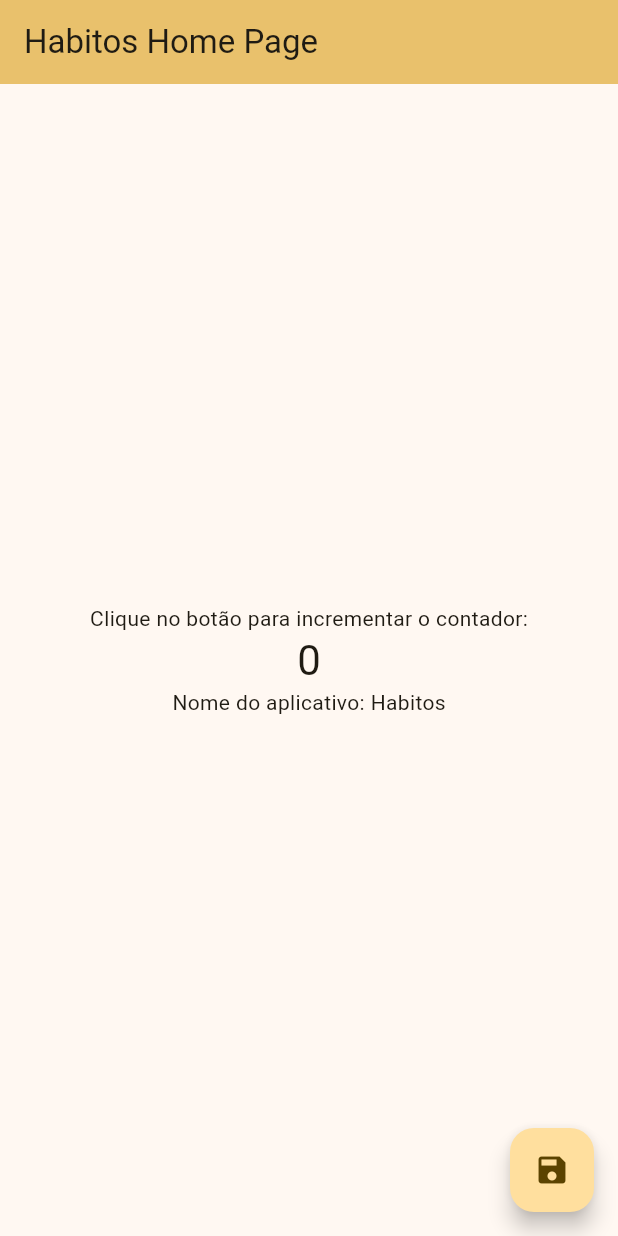
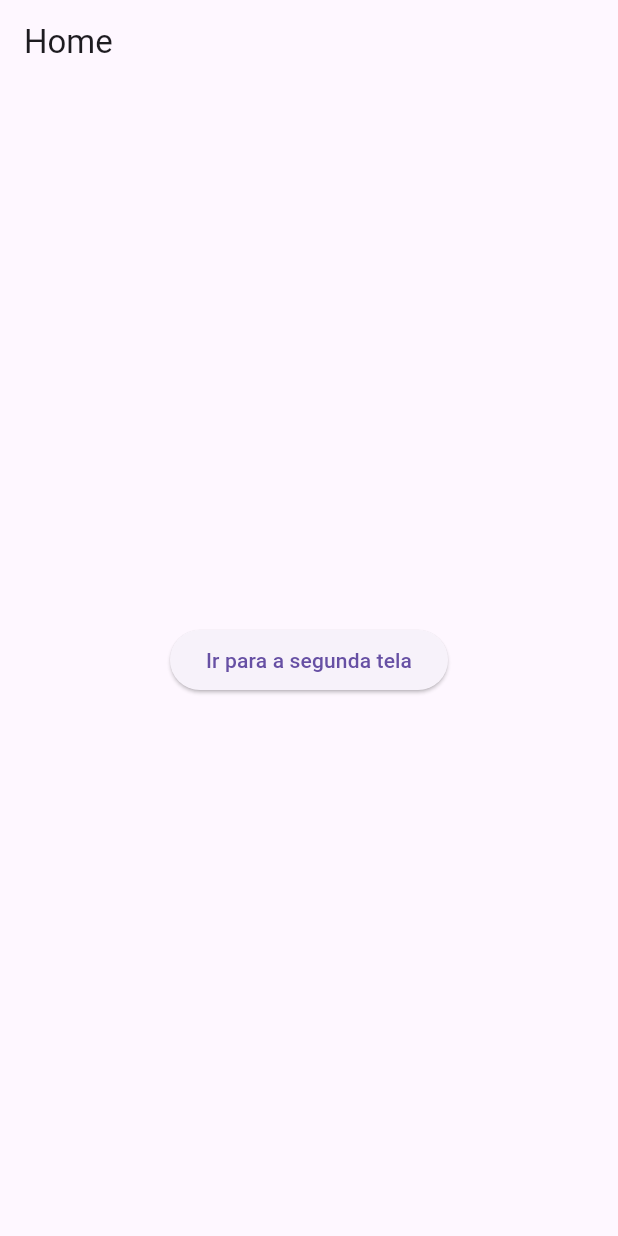
Before and after one commit to Peretta/habitos, a Flutter app: the screen it shows after launch, on a phone screen of 412 x 824 dp. Run offline on Flutter 3.47's test engine with Material 3 defaults, Android fonts, the light colour scheme and no system bars.

Commit message:
Navegação entre telas

```diff
--- a/habitos/lib/main.dart
+++ b/habitos/lib/main.dart
@@ -1,4 +1,5 @@
 import 'package:flutter/material.dart';
+import 'pages/home_page.dart';
 
 void main() {
   runApp(const MyApp());
@@ -7,120 +8,10 @@ void main() {
 class MyApp extends StatelessWidget {
   const MyApp({super.key});
 
-  // This widget is the root of your application.
   @override
   Widget build(BuildContext context) {
-    return MaterialApp(
-      title: 'Habitos',
-      theme: ThemeData(
-        // This is the theme of your application.
-        //
-        // TRY THIS: Try running your application with "flutter run". You'll see
-        // the application has a purple toolbar. Then, without quitting the app,
-        // try changing the seedColor in the colorScheme below to Colors.green
-        // and then invoke "hot reload" (save your changes or press the "hot
-        // reload" button in a Flutter-supported IDE, or press "r" if you used
-        // the command line to start the app).
-        //
-        // Notice that the counter didn't reset back to zero; the application
-        // state is not lost during the reload. To reset the state, use hot
-        // restart instead.
-        //
-        // This works for code too, not just values: Most code changes can be
-        // tested with just a hot reload.
-        colorScheme: .fromSeed(seedColor: Colors.amber),
-      ),
-      home: const MyHomePage(title: 'Habitos Home Page'),
+    return const MaterialApp(
+      home: HomePage(),
     );
   }
 }
-
-class MyHomePage extends StatefulWidget {
-  const MyHomePage({super.key, required this.title});
-
-  // This widget is the home page of your application. It is stateful, meaning
-  // that it has a State object (defined below) that contains fields that affect
-  // how it looks.
-
-  // This class is the configuration for the state. It holds the values (in this
-  // case the title) provided by the parent (in this case the App widget) and
-  // used by the build method of the State. Fields in a Widget subclass are
-  // always marked "final".
-
-  final String title;
-
-  @override
-  State<MyHomePage> createState() => _MyHomePageState();
-}
-
-class _MyHomePageState extends State<MyHomePage> {
-  int _counter = 0;
-  String nome = "Habitos";
-
-  void _incrementCounter() {
-    setState(() {
-      // This call to setState tells the Flutter framework that something has
-      // changed in this State, which causes it to rerun the build method below
-      // so that the display can reflect the updated values. If we changed
-      // _counter without calling setState(), then the build method would not be
-      // called again, and so nothing would appear to happen.
-      _counter++;
-    });
-  }
-
-  @override
-  Widget build(BuildContext context) {
-    // This method is rerun every time setState is called, for instance as done
-    // by the _incrementCounter method above.
-    //
-    // The Flutter framework has been optimized to make rerunning build methods
-    // fast, so that you can just rebuild anything that needs updating rather
-    // than having to individually change instances of widgets.
-    return Scaffold(
-      appBar: AppBar(
-        // TRY THIS: Try changing the color here to a specific color (to
-        // Colors.amber, perhaps?) and trigger a hot reload to see the AppBar
-        // change color while the other colors stay the same.
-        backgroundColor: Theme.of(context).colorScheme.inversePrimary,
-        // Here we take the value from the MyHomePage object that was created by
-        // the App.build method, and use it to set our appbar title.
-        title: Text(widget.title),
-      ),
-      body: Center(
-        // Center is a layout widget. It takes a single child and positions it
-        // in the middle of the parent.
-        child: Column(
-          // Column is also a layout widget. It takes a list of children and
-          // arranges them vertically. By default, it sizes itself to fit its
-          // children horizontally, and tries to be as tall as its parent.
-          //
-          // Column has various properties to control how it sizes itself and
-          // how it positions its children. Here we use mainAxisAlignment to
-          // center the children vertically; the main axis here is the vertical
-          // axis because Columns are vertical (the cross axis would be
-          // horizontal).
-          //
-          // TRY THIS: Invoke "debug painting" (choose the "Toggle Debug Paint"
-          // action in the IDE, or press "p" in the console), to see the
-          // wireframe for each widget.
-          mainAxisAlignment: .center,
-          children: [
-            const Text('Clique no botão para incrementar o contador:'),
-            Text(
-              '$_counter',
-              style: Theme.of(context).textTheme.headlineMedium,
-            ),
-            Text(
-              'Nome do aplicativo: $nome',
-            ),
-          ],
-        ),
-      ),
-      floatingActionButton: FloatingActionButton(
-        onPressed: _incrementCounter,
-        tooltip: 'Increment',
-        child: const Icon(Icons.save),
-      ),
-    );
-  }
-}
--- /dev/null
+++ b/habitos/lib/pages/home_page.dart
@@ -0,0 +1,26 @@
+import 'package:flutter/material.dart';
+import 'second_page.dart';
+
+class HomePage extends StatelessWidget {
+  const HomePage({super.key});
+
+  @override
+  Widget build(BuildContext context) {
+    return Scaffold(
+      appBar: AppBar(title: const Text('Home')),
+      body: Center(
+        child: ElevatedButton(
+          child: const Text('Ir para a segunda tela'),
+          onPressed: () {
+            Navigator.push(
+              context,
+              MaterialPageRoute(
+                builder: (context) => const SecondPage(),
+              ),
+            );
+          },
+        ),
+      ),
+    );
+  }
+}
```
Also changed, not shown: habitos/lib/home.dart (added, +20 -0 lines), habitos/lib/pages/second_page.dart (added, +20 -0 lines).
